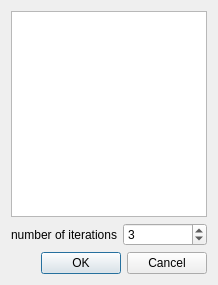
Old version of the form src/libengrid/guicreatevolumemesh.ui in the repository enGits/engrid.
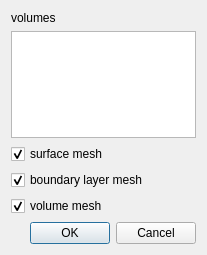
New version of the form.

Patch:
```diff
--- a/src/libengrid/guicreatevolumemesh.ui
+++ b/src/libengrid/guicreatevolumemesh.ui
@@ -6,49 +6,93 @@
    <rect>
     <x>0</x>
     <y>0</y>
-    <width>218</width>
-    <height>285</height>
+    <width>207</width>
+    <height>255</height>
    </rect>
   </property>
   <property name="windowTitle">
    <string>Dialog</string>
   </property>
-  <layout class="QGridLayout" name="gridLayout">
-   <item row="0" column="0" colspan="2">
-    <widget class="QListWidget" name="listWidget"/>
-   </item>
-   <item row="1" column="0">
+  <layout class="QVBoxLayout" name="verticalLayout">
+   <item>
     <widget class="QLabel" name="label">
      <property name="text">
-      <string>number of iterations</string>
+      <string>volumes</string>
      </property>
-     <property name="alignment">
-      <set>Qt::AlignRight|Qt::AlignTrailing|Qt::AlignVCenter</set>
+    </widget>
+   </item>
+   <item>
+    <widget class="QListWidget" name="m_ListWidgetVolumes"/>
+   </item>
+   <item>
+    <widget class="QCheckBox" name="m_CheckBoxSurface">
+     <property name="text">
+      <string>surface mesh</string>
      </property>
+     <property name="checked">
+      <bool>true</bool>
+     </property>
     </widget>
    </item>
-   <item row="1" column="1">
-    <widget class="QSpinBox" name="spinBoxIterations">
-     <property name="minimum">
-      <number>1</number>
+   <item>
+    <widget class="QCheckBox" name="m_CheckBoxBoundaryLayer">
+     <property name="text">
+      <string>boundary layer mesh</string>
      </property>
-     <property name="maximum">
-      <number>5</number>
+     <property name="checked">
+      <bool>true</bool>
      </property>
-     <property name="value">
-      <number>3</number>
+    </widget>
+   </item>
+   <item>
+    <widget class="QCheckBox" name="m_CheckBoxVolume">
+     <property name="text">
+      <string>volume mesh</string>
      </property>
+     <property name="checked">
+      <bool>true</bool>
+     </property>
     </widget>
    </item>
-   <item row="2" column="0" colspan="2">
-    <widget class="QDialogButtonBox" name="buttonBox">
+   <item>
+    <spacer name="verticalSpacer">
      <property name="orientation">
-      <enum>Qt::Horizontal</enum>
+      <enum>Qt::Vertical</enum>
      </property>
-     <property name="standardButtons">
-      <set>QDialogButtonBox::Cancel|QDialogButtonBox::Ok</set>
+     <property name="sizeHint" stdset="0">
+      <size>
+       <width>20</width>
+       <height>22</height>
+      </size>
      </property>
-    </widget>
+    </spacer>
+   </item>
+   <item>
+    <layout class="QHBoxLayout" name="horizontalLayout">
+     <item>
+      <spacer name="horizontalSpacer">
+       <property name="orientation">
+        <enum>Qt::Horizontal</enum>
+       </property>
+       <property name="sizeHint" stdset="0">
+        <size>
+         <width>40</width>
+         <height>20</height>
+        </size>
+       </property>
+      </spacer>
+     </item>
+     <item>
+      <widget class="QDialogButtonBox" name="buttonBox">
+       <property name="orientation">
+        <enum>Qt::Horizontal</enum>
+       </property>
+       <property name="standardButtons">
+        <set>QDialogButtonBox::Cancel|QDialogButtonBox::Ok</set>
+       </property>
+      </widget>
+     </item>
+    </layout>
    </item>
   </layout>
  </widget>
```
Left out of the diff: 8 changed lines with no effect on the pictures.
